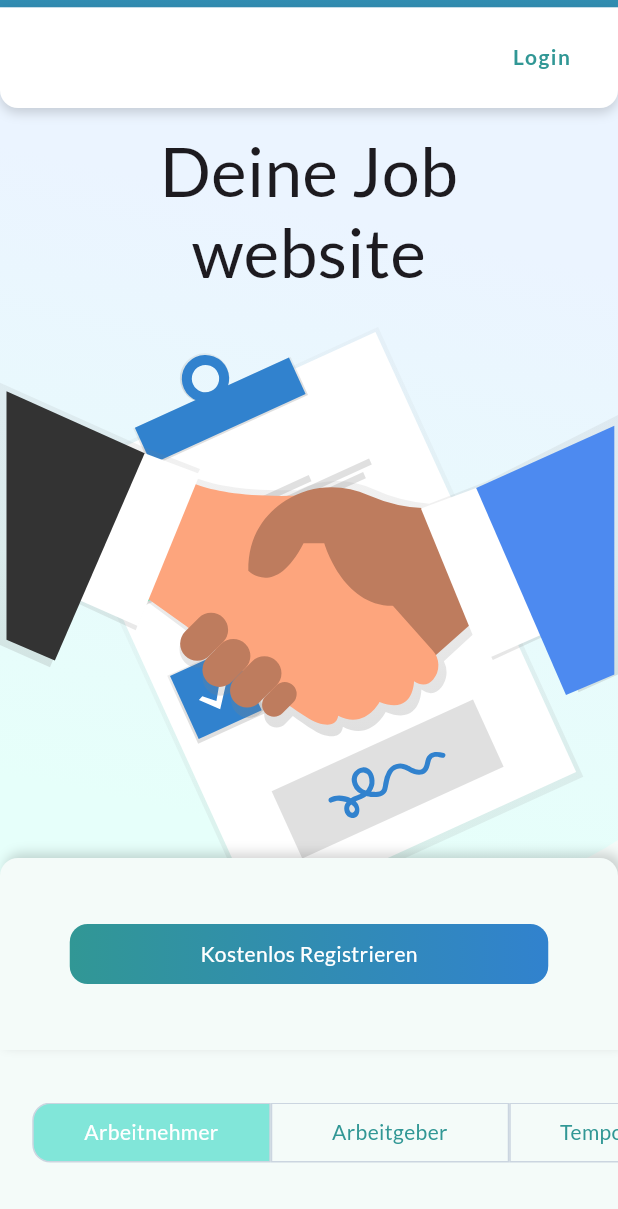
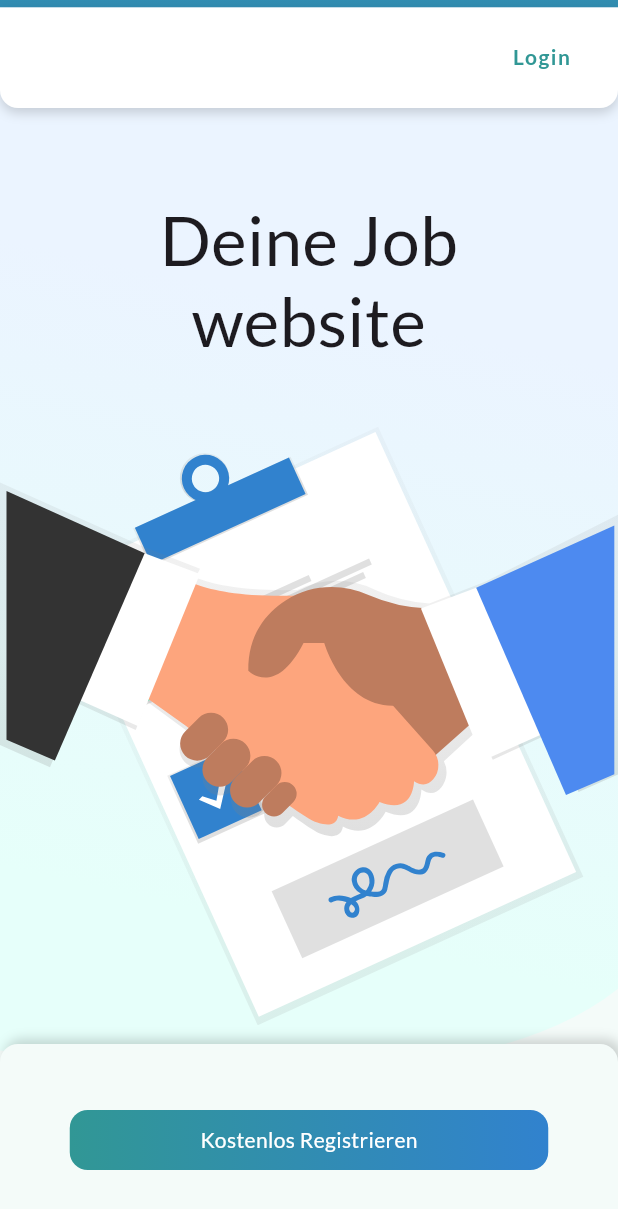
Before and after one commit to oyen-bright/tomisha, a Flutter app: the screen it shows after launch, on a phone screen of 412 x 824 dp. Shown: the top 1209 px of the screen. Run offline on Flutter 3.47's test engine with Material 3 defaults, Android fonts, the phone set to English and light mode, and no system bars; our stand-ins replace auto_size_text, flutter_svg, google_fonts, responsive_builder.

Commit message:
changes made

```diff
--- a/lib/main.dart
+++ b/lib/main.dart
@@ -22,6 +22,7 @@ class MyApp extends StatelessWidget {
   @override
   Widget build(BuildContext context) {
     return MaterialApp(
+      debugShowCheckedModeBanner: false,
       title: 'Tomisha Demo',
       theme: ThemeData(
         textTheme: GoogleFonts.latoTextTheme(),
--- a/lib/ui/components/app_bar.dart
+++ b/lib/ui/components/app_bar.dart
@@ -78,7 +78,9 @@ class _AppAppBarState extends State<AppAppBar> {
       crossAxisAlignment: CrossAxisAlignment.center,
       mainAxisAlignment: MainAxisAlignment.end,
       children: [
-        if (showButtons) ...{
+        if (showButtons &&
+            getDeviceType(MediaQuery.of(context).size) ==
+                DeviceScreenType.desktop) ...{
           Expanded(
               child: SingleChildScrollView(
             reverse: true,
--- a/lib/ui/views/home/compoents/header_content.dart
+++ b/lib/ui/views/home/compoents/header_content.dart
@@ -14,8 +14,8 @@ class Header extends StatelessWidget {
       mobile: (BuildContext context) {
         return Stack(
           children: [
-            _buildMobileContainer(),
-            _buildMobileRegisterButton(context)
+            _buildMobileContainer(context),
+            // _buildMobileRegisterButton(context)
           ],
         );
       },
@@ -100,16 +100,14 @@ class Header extends StatelessWidget {
     );
   }
 
-  WavyContainer _buildMobileContainer() {
+  WavyContainer _buildMobileContainer(context) {
     return WavyContainer(
       color: Colors.transparent,
-      height: 700,
+      height: MediaQuery.of(context).size.height,
       child: Center(
           child: Column(
+        mainAxisAlignment: MainAxisAlignment.center,
         children: [
-          const SizedBox(
-            height: 20,
-          ),
           const Text(
             "Deine Job\nwebsite",
             textAlign: TextAlign.center,
@@ -119,7 +117,7 @@ class Header extends StatelessWidget {
             ),
           ),
           const SizedBox(
-            height: 20,
+            height: 40,
           ),
           SvgPicture.asset(AppImages.homeBG),
         ],
--- a/lib/ui/views/home/compoents/item_one.dart
+++ b/lib/ui/views/home/compoents/item_one.dart
@@ -23,7 +23,7 @@ class _ItemOneState extends State<ItemOne> {
   int index = 0;
 
   final List<(String, String)> data = [
-    ("Erstellen dein Unternehmensprofil", AppImages.ar1BG),
+    ("Erstellen dein Lebenslauf", AppImages.ar1BG),
     ("Erstellen dein Unternehmensprofil", AppImages.ar1BG),
     ("Erstellen dein Unternehmensprofil", AppImages.ar1BG)
   ];
--- a/lib/ui/views/home/home_view.dart
+++ b/lib/ui/views/home/home_view.dart
@@ -10,6 +10,7 @@ import 'package:tomisha/ui/views/home/compoents/item_three.dart';
 import 'package:tomisha/ui/views/home/compoents/item_two.dart';
 
 import 'compoents/header_content.dart';
+import 'compoents/header_text.dart';
 
 class HomeView extends StatefulWidget {
   const HomeView({super.key});
@@ -61,7 +62,10 @@ class _HomeViewState extends State<HomeView>
               ],
             ),
           ),
-          AppAppBar(controller: controller)
+          AppAppBar(controller: controller),
+          if (getDeviceType(MediaQuery.of(context).size) !=
+              DeviceScreenType.desktop)
+            _buildMobileRegisterButton(context)
         ],
       ),
     );
@@ -72,12 +76,7 @@ class _HomeViewState extends State<HomeView>
       crossAxisAlignment: CrossAxisAlignment.stretch,
       mainAxisAlignment: MainAxisAlignment.center,
       children: [
-        Text(
-          "Drei einfache Schritte\nzu deinem neuen Job",
-          textAlign: TextAlign.center,
-          style: const TextStyle()
-              .copyWith(fontSize: 40, color: AppColors.slateColor),
-        ),
+        HeaderText(controller: _tabController),
         const SizedBox(
           height: 98,
         ),
@@ -135,3 +134,50 @@ class _HomeViewState extends State<HomeView>
     );
   }
 }
+
+Positioned _buildMobileRegisterButton(BuildContext context) {
+  return Positioned(
+      left: 0,
+      right: 0,
+      bottom: 0,
+      child: Container(
+          height: 128,
+          width: double.infinity,
+          alignment: Alignment.center,
+          decoration: BoxDecoration(
+            borderRadius: const BorderRadius.vertical(top: Radius.circular(12)),
+            boxShadow: const [
+              BoxShadow(
+                color: AppColors.transparentBlack,
+                offset: Offset(3, -3),
+                blurRadius: 6,
+              ),
+            ],
+            color: Theme.of(context).scaffoldBackgroundColor,
+          ),
+          child: Container(
+            alignment: Alignment.center,
+            decoration: BoxDecoration(
+                gradient: const LinearGradient(
+                  colors: [
+                    Color(0xFF319795),
+                    Color(0xFF3182CE),
+                  ],
+                  begin: Alignment.centerLeft,
+                  end: Alignment.centerRight,
+                ),
+                borderRadius: BorderRadius.circular(12)),
+            width: 319,
+            height: 40,
+            child: Text(
+              "Kostenlos Registrieren",
+              textAlign: TextAlign.left,
+              style: const TextStyle().copyWith(
+                // fontWeight: FontWeight.w600,
+                color: Colors.white,
+
+                fontSize: 14,
+              ),
+            ),
+          )));
+}
```
Also changed, not shown: lib/ui/views/home/compoents/header_text.dart (added, +48 -0 lines).
